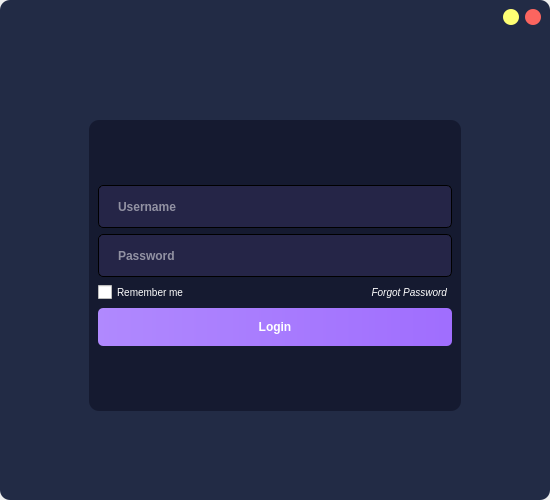
First picture: the form in gui/login.ui, repository zembruzkill/DNSTracker-Modern-Interface-PySide6-PyQt6, before the edit.
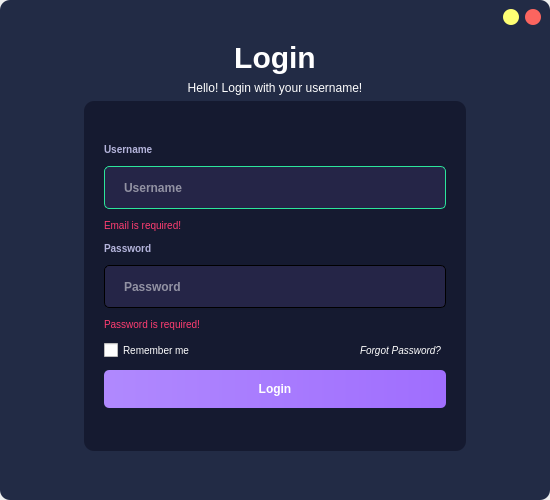
Second picture: the form after the edit.

Commit message: validated login

Patch:
```diff
--- a/gui/login.ui
+++ b/gui/login.ui
@@ -32,10 +32,33 @@
 	border-radius: 10px;
 }
 
+QLabel#login_label{
+	color: white;
+	font-size: 30px;
+	font-weight: bold;
+}
+
+QLabel#login_msg{
+	color: white;
+}
+
+QLabel#username_label, #password_label{
+	font-size: 10px;
+	font-weight: bold;
+	color: #B4B4DB;
+}
+
+QLabel#username_required, #password_required{
+	font-size: 10px;
+	color: #FF3D71;
+}
+
 QFrame#frame_content{
 	background-color: rgb(21, 26, 48);
 	border-radius: 10px;
-	margin: 80px;
+	margin-left: 75px;
+	margin-right: 75px;
+	margin-bottom: 40px;
 }
 
 QPushButton#minimize_button{
@@ -175,6 +198,26 @@
       </layout>
      </widget>
     </item>
+    <item>
+     <widget class="QLabel" name="login_label">
+      <property name="text">
+       <string>Login</string>
+      </property>
+      <property name="alignment">
+       <set>Qt::AlignCenter</set>
+      </property>
+     </widget>
+    </item>
+    <item>
+     <widget class="QLabel" name="login_msg">
+      <property name="text">
+       <string>Hello! Login with your username!</string>
+      </property>
+      <property name="alignment">
+       <set>Qt::AlignCenter</set>
+      </property>
+     </widget>
+    </item>
     <item>
      <widget class="QFrame" name="frame_content">
       <property name="frameShape">
@@ -184,6 +227,21 @@
        <enum>QFrame::Raised</enum>
       </property>
       <layout class="QVBoxLayout" name="verticalLayout">
+       <property name="spacing">
+        <number>10</number>
+       </property>
+       <property name="leftMargin">
+        <number>20</number>
+       </property>
+       <property name="topMargin">
+        <number>20</number>
+       </property>
+       <property name="rightMargin">
+        <number>20</number>
+       </property>
+       <property name="bottomMargin">
+        <number>20</number>
+       </property>
        <item>
         <spacer name="verticalSpacer">
          <property name="orientation">
@@ -197,8 +255,20 @@
          </property>
         </spacer>
        </item>
+       <item>
+        <widget class="QLabel" name="username_label">
+         <property name="text">
+          <string>Username</string>
+         </property>
+        </widget>
+       </item>
        <item>
         <widget class="QLineEdit" name="username_edit">
+         <property name="styleSheet">
+          <string notr="true">QLineEdit{
+	border: 1px solid #2CE69B;
+}</string>
+         </property>
          <property name="text">
           <string/>
          </property>
@@ -207,6 +277,20 @@
          </property>
         </widget>
        </item>
+       <item>
+        <widget class="QLabel" name="username_required">
+         <property name="text">
+          <string>Email is required!</string>
+         </property>
+        </widget>
+       </item>
+       <item>
+        <widget class="QLabel" name="password_label">
+         <property name="text">
+          <string>Password</string>
+         </property>
+        </widget>
+       </item>
        <item>
         <widget class="QLineEdit" name="password_edit">
          <property name="echoMode">
@@ -217,6 +301,13 @@
          </property>
         </widget>
        </item>
+       <item>
+        <widget class="QLabel" name="password_required">
+         <property name="text">
+          <string>Password is required!</string>
+         </property>
+        </widget>
+       </item>
        <item>
         <widget class="QFrame" name="frame">
          <property name="maximumSize">
@@ -257,7 +348,7 @@
           <item>
            <widget class="QPushButton" name="forgot_button">
             <property name="text">
-             <string>Forgot Password</string>
+             <string>Forgot Password?</string>
             </property>
            </widget>
           </item>
```
The commit also changes 5 other files.
